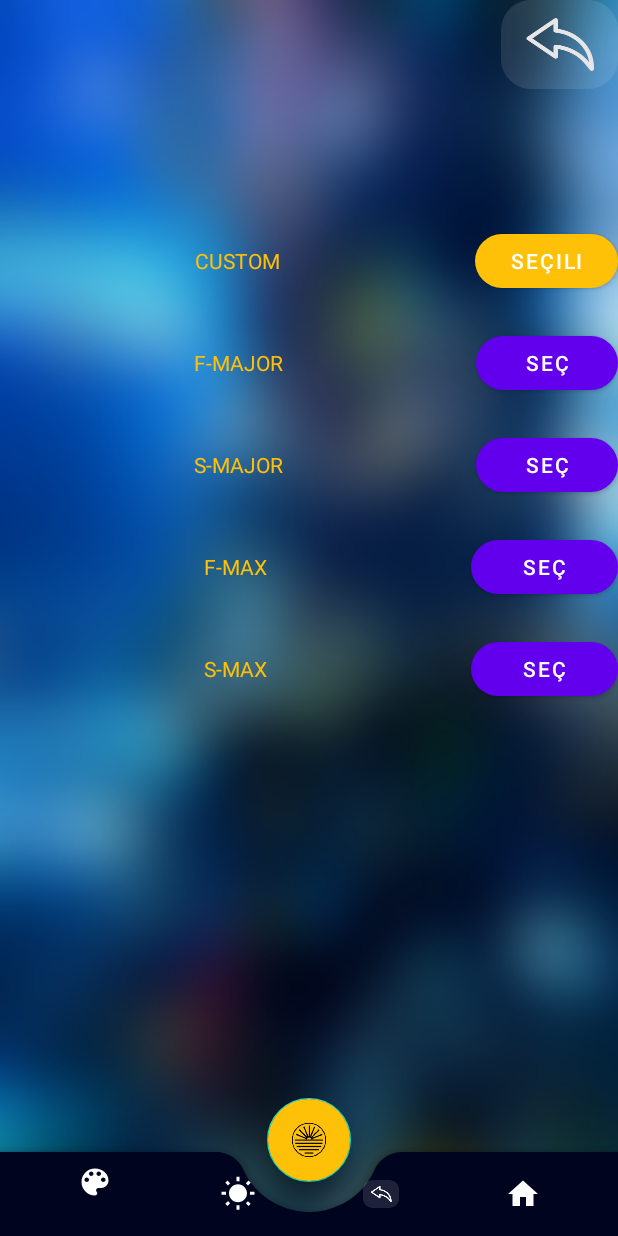
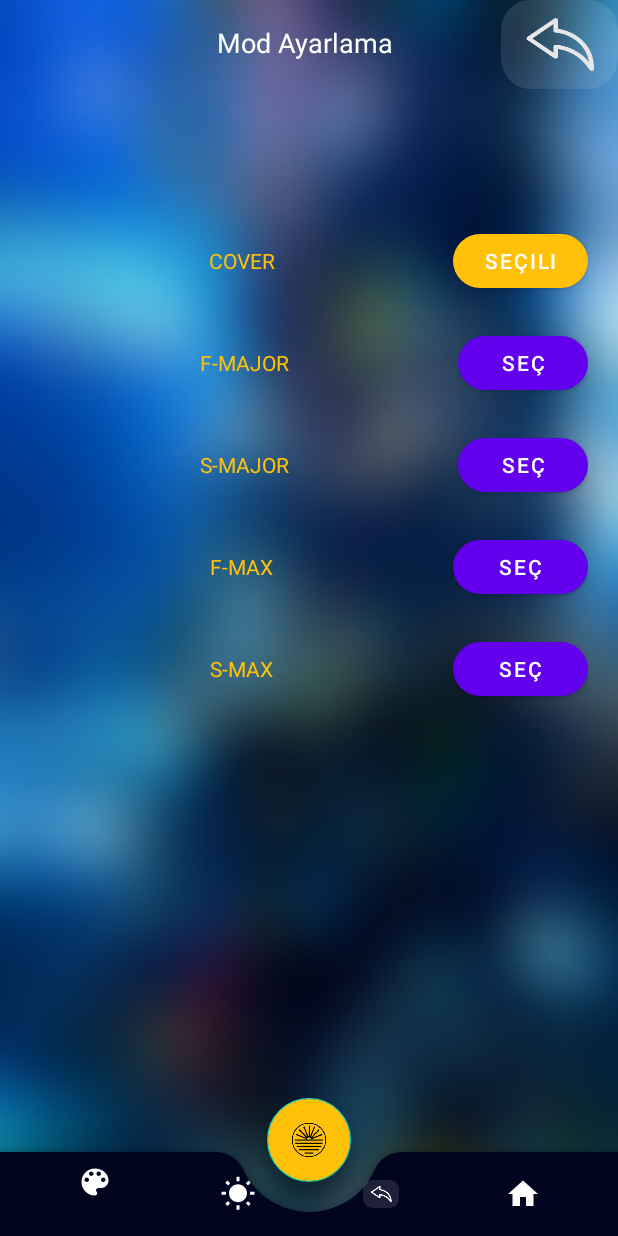
Before and after one commit to gokhantiknaz/urushi, an Android app: the MainActivity screen opened directly, with no data from a screen before it, item 2 of the bottom bar chosen, on a phone screen of 412 x 824 dp. Run offline under Robolectric (Android 15) with nearby library versions, the phone set to English and light mode, and no system bars; Roboto replaces fonts that are not available here; 1 statement that could not run was skipped.

Commit message:
son değişiklikler yapıldı yayınlama öncesi

```diff
--- a/app/build.gradle
+++ b/app/build.gradle
@@ -10,8 +10,8 @@ android {
         applicationId "com.urushi.urushileds"
         minSdkVersion 21
         targetSdkVersion 30
-        versionCode 15
-        versionName "1.5.0"
+        versionCode 16
+        versionName "1.6.0"
 
         testInstrumentationRunner "androidx.test.runner.AndroidJUnitRunner"
     }
--- a/app/src/main/java/com/urushiLeds/urushileds/BluetoothScanActivity.java
+++ b/app/src/main/java/com/urushiLeds/urushileds/BluetoothScanActivity.java
@@ -108,7 +108,7 @@ public class BluetoothScanActivity extends AppCompatActivity {
             arrayList_bleDevices.clear();
             Set<BluetoothDevice> bt = bluetoothAdapter.getBondedDevices();
             for (BluetoothDevice bluetoothDevice : bt){
-                if (bluetoothDevice.getName().contains("URUSHI")){
+                if (bluetoothDevice.getName().contains("")){
                     arrayList_bleDevices.add(new Ble_devices(bluetoothDevice.getName(),bluetoothDevice.getAddress()));
                 }
                 //arrayList_bleDevices.add(new Ble_devices(bluetoothDevice.getName(),bluetoothDevice.getAddress()));
--- a/app/src/main/java/com/urushiLeds/urushileds/MainActivity.java
+++ b/app/src/main/java/com/urushiLeds/urushileds/MainActivity.java
@@ -267,8 +267,9 @@ public class MainActivity extends AppCompatActivity{
                         clientClass = new ClientClass(device_id);
                         clientClass.start();
 
-                    }else{
+                    }else if (socket.isConnected()){
                         Log.e(TAG,"Tüm cihazlara veriler gönderildi.");
+                        Toast.makeText(getApplicationContext(),"Tüm cihazlara verile gönderildi",Toast.LENGTH_LONG).show();
                         fab_bottom.setEnabled(true);
                         tv_status.setText("Bağlı");
                         tv_status.setTextColor(Color.GREEN);
@@ -960,6 +961,8 @@ public class MainActivity extends AppCompatActivity{
             }
         }
 
+        tv_status.setText("Bağlantı Kesildi");
+        tv_status.setTextColor(Color.RED);
         Log.e(TAG,"Bluetooth soket kapatıldı");
     }
 
--- a/app/src/main/res/layout-large/fragment2.xml
+++ b/app/src/main/res/layout-large/fragment2.xml
@@ -18,6 +18,8 @@
         <LinearLayout
             android:layout_width="match_parent"
             android:layout_height="match_parent"
+            android:layout_marginLeft="20dp"
+            android:layout_marginRight="20dp"
             android:orientation="horizontal">
 
             <TextView
@@ -27,7 +29,7 @@
                 android:layout_weight="2"
                 android:fontFamily="@font/alice"
                 android:gravity="center"
-                android:text="CUSTOM"
+                android:text="COVER"
                 android:textColor="@color/accent" />
 
             <Button
@@ -43,7 +45,9 @@
         <LinearLayout
             android:layout_width="match_parent"
             android:layout_height="match_parent"
+            android:layout_marginLeft="20dp"
             android:layout_marginTop="20dp"
+            android:layout_marginRight="20dp"
             android:orientation="horizontal">
 
             <TextView
@@ -69,7 +73,9 @@
         <LinearLayout
             android:layout_width="match_parent"
             android:layout_height="match_parent"
+            android:layout_marginLeft="20dp"
             android:layout_marginTop="20dp"
+            android:layout_marginRight="20dp"
             android:orientation="horizontal">
 
             <TextView
@@ -95,7 +101,9 @@
         <LinearLayout
             android:layout_width="match_parent"
             android:layout_height="match_parent"
+            android:layout_marginLeft="20dp"
             android:layout_marginTop="20dp"
+            android:layout_marginRight="20dp"
             android:orientation="horizontal">
 
             <TextView
@@ -121,7 +129,9 @@
         <LinearLayout
             android:layout_width="match_parent"
             android:layout_height="match_parent"
+            android:layout_marginLeft="20dp"
             android:layout_marginTop="20dp"
+            android:layout_marginRight="20dp"
             android:orientation="horizontal">
 
             <TextView
@@ -153,4 +163,18 @@
         android:background="@android:color/transparent"
         app:layout_constraintTop_toTopOf="parent"
         app:srcCompat="@drawable/back" />
+
+    <TextView
+        android:id="@+id/textView13"
+        android:layout_width="wrap_content"
+        android:layout_height="wrap_content"
+        android:layout_marginStart="180dp"
+        android:layout_marginTop="16dp"
+        android:layout_marginEnd="101dp"
+        android:text="MOD Ayarlama"
+        android:textColor="@color/white"
+        android:textSize="18sp"
+        app:layout_constraintEnd_toStartOf="@+id/ib_back"
+        app:layout_constraintStart_toStartOf="parent"
+        app:layout_constraintTop_toTopOf="parent" />
 </androidx.constraintlayout.widget.ConstraintLayout>
--- a/app/src/main/res/layout-large/fragment3.xml
+++ b/app/src/main/res/layout-large/fragment3.xml
@@ -46,6 +46,7 @@
                 android:layout_height="20dp"
                 android:layout_marginStart="10dp"
                 android:layout_marginTop="0dp"
+                android:gravity="right"
                 android:text="% 0"
                 android:textColor="@color/white" />
 
@@ -81,6 +82,7 @@
                 android:layout_height="20dp"
                 android:layout_marginStart="10dp"
                 android:layout_marginTop="0dp"
+                android:gravity="right"
                 android:text="% 0"
                 android:textColor="@color/white" />
 
@@ -116,6 +118,7 @@
                 android:layout_height="20dp"
                 android:layout_marginStart="10dp"
                 android:layout_marginTop="0dp"
+                android:gravity="right"
                 android:text="% 0"
                 android:textColor="@color/white" />
 
@@ -151,6 +154,7 @@
                 android:layout_height="20dp"
                 android:layout_marginStart="10dp"
                 android:layout_marginTop="0dp"
+                android:gravity="right"
                 android:text="% 0"
                 android:textColor="@color/white" />
 
--- a/app/src/main/res/layout-normal/fragment2.xml
+++ b/app/src/main/res/layout-normal/fragment2.xml
@@ -17,6 +17,8 @@
         <LinearLayout
             android:layout_width="match_parent"
             android:layout_height="match_parent"
+            android:layout_marginLeft="20dp"
+            android:layout_marginRight="20dp"
             android:orientation="horizontal">
 
             <TextView
@@ -26,7 +28,7 @@
                 android:layout_weight="2"
                 android:fontFamily="@font/alice"
                 android:gravity="center"
-                android:text="CUSTOM"
+                android:text="COVER"
                 android:textColor="@color/accent" />
 
             <Button
@@ -42,7 +44,9 @@
         <LinearLayout
             android:layout_width="match_parent"
             android:layout_height="match_parent"
+            android:layout_marginLeft="20dp"
             android:layout_marginTop="20dp"
+            android:layout_marginRight="20dp"
             android:orientation="horizontal">
 
             <TextView
@@ -68,7 +72,9 @@
         <LinearLayout
             android:layout_width="match_parent"
             android:layout_height="match_parent"
+            android:layout_marginLeft="20dp"
             android:layout_marginTop="20dp"
+            android:layout_marginRight="20dp"
             android:orientation="horizontal">
 
             <TextView
@@ -94,7 +100,9 @@
         <LinearLayout
             android:layout_width="match_parent"
             android:layout_height="match_parent"
+            android:layout_marginLeft="20dp"
             android:layout_marginTop="20dp"
+            android:layout_marginRight="20dp"
             android:orientation="horizontal">
 
             <TextView
@@ -120,7 +128,9 @@
         <LinearLayout
             android:layout_width="match_parent"
             android:layout_height="match_parent"
+            android:layout_marginLeft="20dp"
             android:layout_marginTop="20dp"
+            android:layout_marginRight="20dp"
             android:orientation="horizontal">
 
             <TextView
@@ -152,4 +162,18 @@
         android:background="@android:color/transparent"
         app:layout_constraintTop_toTopOf="parent"
         app:srcCompat="@drawable/back" />
+
+    <TextView
+        android:id="@+id/textView14"
+        android:layout_width="wrap_content"
+        android:layout_height="wrap_content"
+        android:layout_marginStart="145dp"
+        android:layout_marginTop="16dp"
+        android:layout_marginEnd="67dp"
+        android:text="Mod Ayarlama "
+        android:textColor="@color/white"
+        android:textSize="18sp"
+        app:layout_constraintEnd_toStartOf="@+id/ib_back"
+        app:layout_constraintStart_toStartOf="parent"
+        app:layout_constraintTop_toTopOf="parent" />
 </androidx.constraintlayout.widget.ConstraintLayout>
--- a/app/src/main/res/layout-normal/fragment3.xml
+++ b/app/src/main/res/layout-normal/fragment3.xml
@@ -43,7 +43,9 @@
                 android:layout_width="50dp"
                 android:layout_height="20dp"
                 android:layout_marginStart="10dp"
+                android:layout_marginLeft="20dp"
                 android:layout_marginTop="0dp"
+                android:gravity="right"
                 android:text="% 0"
                 android:textColor="@color/white" />
 
@@ -79,6 +81,7 @@
                 android:layout_height="20dp"
                 android:layout_marginStart="10dp"
                 android:layout_marginTop="0dp"
+                android:gravity="right"
                 android:text="% 0"
                 android:textColor="@color/white" />
 
@@ -114,6 +117,7 @@
                 android:layout_height="20dp"
                 android:layout_marginStart="10dp"
                 android:layout_marginTop="0dp"
+                android:gravity="right"
                 android:text="% 0"
                 android:textColor="@color/white" />
 
@@ -149,6 +153,7 @@
                 android:layout_height="20dp"
                 android:layout_marginStart="10dp"
                 android:layout_marginTop="0dp"
+                android:gravity="right"
                 android:text="% 0"
                 android:textColor="@color/white" />
 
--- a/app/src/main/res/layout-xlarge/fragment2.xml
+++ b/app/src/main/res/layout-xlarge/fragment2.xml
@@ -20,6 +20,8 @@
         <LinearLayout
             android:layout_width="match_parent"
             android:layout_height="match_parent"
+            android:layout_marginLeft="20dp"
+            android:layout_marginRight="20dp"
             android:orientation="horizontal">
 
             <TextView
@@ -29,7 +31,7 @@
                 android:layout_weight="2"
                 android:fontFamily="@font/alice"
                 android:gravity="center"
-                android:text="CUSTOM"
+                android:text="COVER"
                 android:textColor="@color/accent" />
 
             <Button
@@ -45,7 +47,9 @@
         <LinearLayout
             android:layout_width="match_parent"
             android:layout_height="match_parent"
+            android:layout_marginLeft="20dp"
             android:layout_marginTop="20dp"
+            android:layout_marginRight="20dp"
             android:orientation="horizontal">
 
             <TextView
@@ -71,7 +75,9 @@
         <LinearLayout
             android:layout_width="match_parent"
             android:layout_height="match_parent"
+            android:layout_marginLeft="20dp"
             android:layout_marginTop="20dp"
+            android:layout_marginRight="20dp"
             android:orientation="horizontal">
 
             <TextView
@@ -97,7 +103,9 @@
         <LinearLayout
             android:layout_width="match_parent"
             android:layout_height="match_parent"
+            android:layout_marginLeft="20dp"
             android:layout_marginTop="20dp"
+            android:layout_marginRight="20dp"
             android:orientation="horizontal">
 
             <TextView
@@ -123,7 +131,9 @@
         <LinearLayout
             android:layout_width="match_parent"
             android:layout_height="match_parent"
+            android:layout_marginLeft="20dp"
             android:layout_marginTop="20dp"
+            android:layout_marginRight="20dp"
             android:orientation="horizontal">
 
             <TextView
@@ -155,4 +165,16 @@
         android:background="@android:color/transparent"
         app:layout_constraintTop_toTopOf="parent"
         app:srcCompat="@drawable/back" />
+
+    <TextView
+        android:id="@+id/textView15"
+        android:layout_width="wrap_content"
+        android:layout_height="wrap_content"
+        android:layout_marginTop="16dp"
+        android:text="Mod Ayarları"
+        android:textColor="@color/white"
+        android:textSize="34sp"
+        app:layout_constraintEnd_toEndOf="parent"
+        app:layout_constraintStart_toStartOf="parent"
+        app:layout_constraintTop_toTopOf="parent" />
 </androidx.constraintlayout.widget.ConstraintLayout>
--- a/app/src/main/res/layout-xlarge/fragment3.xml
+++ b/app/src/main/res/layout-xlarge/fragment3.xml
@@ -46,6 +46,7 @@
                 android:layout_height="20dp"
                 android:layout_marginStart="10dp"
                 android:layout_marginTop="0dp"
+                android:gravity="right"
                 android:text="% 0"
                 android:textColor="@color/white" />
 
@@ -81,6 +82,7 @@
                 android:layout_height="20dp"
                 android:layout_marginStart="10dp"
                 android:layout_marginTop="0dp"
+                android:gravity="right"
                 android:text="% 0"
                 android:textColor="@color/white" />
 
@@ -116,6 +118,7 @@
                 android:layout_height="20dp"
                 android:layout_marginStart="10dp"
                 android:layout_marginTop="0dp"
+                android:gravity="right"
                 android:text="% 0"
                 android:textColor="@color/white" />
 
@@ -151,6 +154,7 @@
                 android:layout_height="20dp"
                 android:layout_marginStart="10dp"
                 android:layout_marginTop="0dp"
+                android:gravity="right"
                 android:text="% 0"
                 android:textColor="@color/white" />
 
```
Also changed, not shown: app/src/main/java/com/urushiLeds/urushileds/Fragment/Fragment1.java (+110 -4 lines), app/src/main/java/com/urushiLeds/urushileds/Fragment/Fragment3.java (+4 -4 lines).
